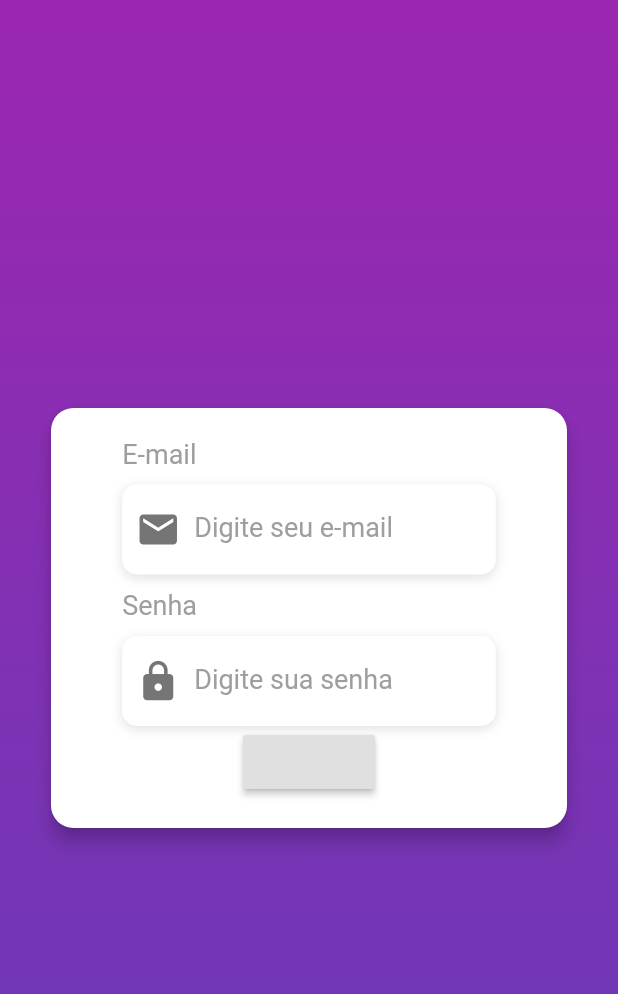
After one commit to Joe02/camera_streaming, a Flutter app: the screen it shows after launch, on a phone screen of 412 x 824 dp. The commit adds this screen. Shown: the top 994 px of the screen. Run offline on Flutter 3.47's test engine with Material 2 defaults, Android fonts, the phone set to English and light mode, and no system bars; our stand-ins replace mobx, permission_handler; missing offline and left inert: agora_rtc_engine; Roboto replaces fonts that are missing (OpenSans).

Commit message:
Created login screen with custom text fields.

```diff
--- a/lib/main.dart
+++ b/lib/main.dart
@@ -1,6 +1,8 @@
+import 'package:camera_streaming/src/pages/login_screen.dart';
+import 'package:camera_streaming/src/stores/controller.dart';
 import 'package:flutter/material.dart';
+import 'package:provider/provider.dart';
 
-import './src/pages/index.dart';
 
 void main() => runApp(MyApp());
 
@@ -14,7 +16,13 @@ class MyApp extends StatelessWidget {
         primaryColor: Colors.purple,
         primarySwatch: Colors.purple,
       ),
-      home: IndexPage(),
+      home: MultiProvider(
+          providers: [
+            Provider<Controller>(
+              create: (_) => Controller()
+            )
+          ],
+          child: LoginScreen()),
     );
   }
 }
--- /dev/null
+++ b/lib/src/pages/login_screen.dart
@@ -0,0 +1,70 @@
+import 'package:camera_streaming/src/widgets/custom_text_field.dart';
+import 'package:flutter/cupertino.dart';
+import 'package:flutter/material.dart';
+
+class LoginScreen extends StatefulWidget {
+  @override
+  LoginScreenState createState() => LoginScreenState();
+}
+
+class LoginScreenState extends State<LoginScreen> {
+  @override
+  Widget build(BuildContext context) {
+    return Scaffold(body: buildLoginBody());
+  }
+
+  buildLoginBody() {
+    return Container(
+        decoration: new BoxDecoration(
+          gradient: new LinearGradient(
+              colors: [
+                Colors.purple,
+                Colors.deepPurple,
+              ],
+              begin: Alignment.topCenter,
+              end: Alignment.bottomCenter,
+              stops: [0.0, 1.0],
+              tileMode: TileMode.clamp),
+        ),
+        child: buildLoginCard());
+  }
+
+  buildLoginCard() {
+    return Column(
+      mainAxisAlignment: MainAxisAlignment.center,
+      children: <Widget>[
+        Padding(
+          padding: const EdgeInsets.all(30.0),
+          child: Card(
+            shape: RoundedRectangleBorder(
+                borderRadius: BorderRadius.all(Radius.circular(15))),
+            elevation: 5,
+            child: Padding(
+              padding: const EdgeInsets.all(20.0),
+              child: Column(
+                children: <Widget>[
+                  CustomTextField(
+                    "Login",
+                    "E-mail",
+                    "Digite seu e-mail",
+                    Icons.email,
+                  ),
+                  SizedBox(height: 10,),
+                  CustomTextField(
+                    "Login",
+                    "Senha",
+                    "Digite sua senha",
+                    Icons.lock,
+                  ),
+                  RaisedButton(
+                    onPressed: () {},
+                  )
+                ],
+              ),
+            ),
+          ),
+        ),
+      ],
+    );
+  }
+}
--- /dev/null
+++ b/lib/src/stores/controller.dart
@@ -0,0 +1,17 @@
+import 'package:flutter/material.dart';
+import 'package:mobx/mobx.dart';
+
+class Controller with Store {
+
+  @observable
+  TextEditingController loginEmailController = TextEditingController();
+  @observable
+  TextEditingController loginPasswordController = TextEditingController();
+  @observable
+  TextEditingController registerEmailController = TextEditingController();
+  @observable
+  TextEditingController registerPasswordController = TextEditingController();
+  @observable
+  TextEditingController registerPasswordConfirmationController = TextEditingController();
+
+}
--- /dev/null
+++ b/lib/src/widgets/custom_text_field.dart
@@ -0,0 +1,137 @@
+import 'package:camera_streaming/src/stores/controller.dart';
+import 'package:flutter/cupertino.dart';
+import 'package:flutter/material.dart';
+import 'package:provider/provider.dart';
+
+class CustomTextField extends StatelessWidget {
+  final page;
+  final title;
+  final hint;
+  final icon;
+
+  CustomTextField(this.page, this.title, this.hint, this.icon);
+  @override
+  Widget build(BuildContext context) {
+    final controller = Provider.of<Controller>(context);
+    var _customTextFieldController = TextEditingController();
+
+    switch (title) {
+      case 'Email':
+        {
+          if (page == "Login") {
+            _customTextFieldController = controller.loginEmailController;
+          } else {
+            _customTextFieldController = controller.registerEmailController;
+          }
+        }
+        break;
+      case 'Senha':
+        {
+          if (page == "Login") {
+            _customTextFieldController = controller.loginPasswordController;
+          } else {
+            _customTextFieldController = controller.registerPasswordController ;
+          }
+        }
+        break;
+      case 'Confirmação de Senha':
+        {
+          _customTextFieldController = controller.registerPasswordConfirmationController;
+        }
+        break;
+    }
+
+    final textFieldHintStyle =
+    TextStyle(color: Colors.grey, fontFamily: 'OpenSans', fontSize: 18);
+
+    final fieldLabelStyle = TextStyle(
+      color: Colors.grey[500],
+      fontSize: 18,
+      fontFamily: 'OpenSans',
+    );
+
+    final fieldBoxDecorationStyle = BoxDecoration(
+      color: Colors.white,
+      borderRadius: BorderRadius.circular(10.0),
+      boxShadow: [
+        BoxShadow(
+          color: Colors.black12,
+          blurRadius: 6.0,
+          offset: Offset(0, 2),
+        ),
+      ],
+    );
+
+    var textFieldPadding = MediaQuery.of(context).size.width / 15;
+
+    return Padding(
+      padding: EdgeInsets.symmetric(horizontal: textFieldPadding),
+      child: Column(
+        crossAxisAlignment: CrossAxisAlignment.start,
+        children: <Widget>[
+          Text(
+            title,
+            style: fieldLabelStyle,
+          ),
+          SizedBox(height: 10.0),
+          Container(
+            alignment: Alignment.centerLeft,
+            decoration: fieldBoxDecorationStyle,
+            height: 60.0,
+            child: TextField(
+              onChanged: (_) {
+                _updateControllers(controller, _customTextFieldController);
+              },
+              controller: _customTextFieldController,
+              keyboardType: TextInputType.emailAddress,
+              style: TextStyle(
+                color: Colors.black,
+                fontFamily: 'OpenSans',
+                fontSize: 18,
+              ),
+              decoration: InputDecoration(
+                border: InputBorder.none,
+                prefixIcon: Icon(
+                  icon,
+                  size: 30,
+                  color: Colors.grey[600],
+                ),
+                hintText: hint,
+                hintStyle: textFieldHintStyle,
+              ),
+            ),
+          ),
+        ],
+      ),
+    );
+  }
+
+  _updateControllers(controller, _customTextFieldController) {
+    switch (title) {
+      case 'Email':
+        {
+          if (page == "Login") {
+            controller.loginEmailController = _customTextFieldController;
+          } else {
+            controller.registerEmailController = _customTextFieldController;
+          }
+        }
+        break;
+      case 'Senha':
+        {
+          if (page == "Login") {
+            _customTextFieldController = controller.loginPasswordController;
+          } else {
+            controller.registerPasswordController = _customTextFieldController;
+          }
+        }
+        break;
+      case 'Confirmação de Senha':
+        {
+          controller.registerPasswordConfirmationController =
+              _customTextFieldController;
+        }
+        break;
+    }
+  }
+}
```
Also changed, not shown: pubspec.yaml (+10 -0 lines), pubspec.lock.
